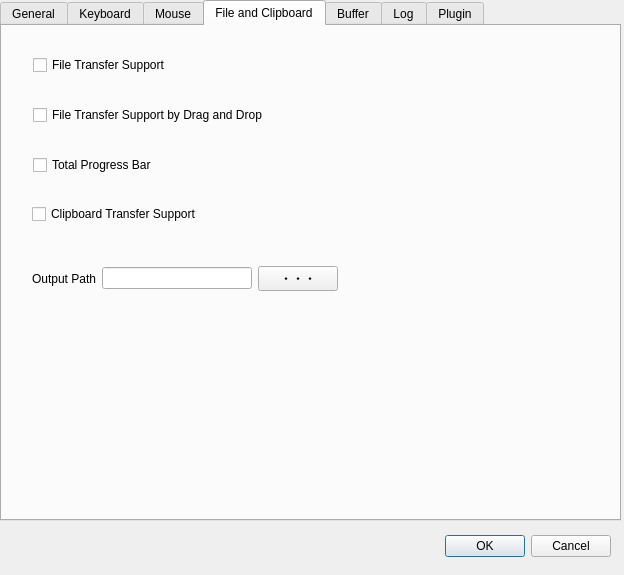
Old version of the form src/GUI/preference_dialog.ui in the repository funfun-dc5/qtbrynhildr.
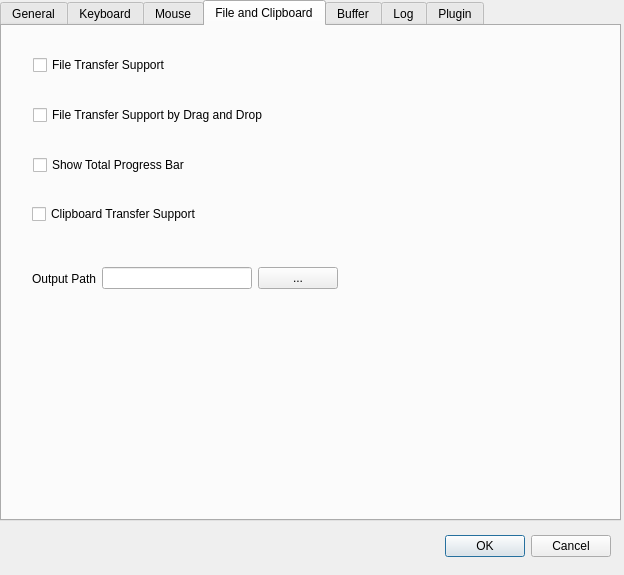
New version of the form. The open tabs and pages were chosen to show the change.

Commit message: fixed widget name for preference dialog

Diff of the .ui file:
```diff
--- a/src/GUI/preference_dialog.ui
+++ b/src/GUI/preference_dialog.ui
@@ -305,7 +305,7 @@
       <item>
        <widget class="QPushButton" name="pushButton_outputPath">
         <property name="text">
-         <string>・・・</string>
+         <string>...</string>
         </property>
        </widget>
       </item>
@@ -347,7 +347,7 @@
       </rect>
      </property>
      <property name="text">
-      <string>Total Progress Bar</string>
+      <string>Show Total Progress Bar</string>
      </property>
     </widget>
     <widget class="QCheckBox" name="checkBox_ClipbordTransferSupport">
```
Left out of the diff: 38 changed lines with no effect on the pictures.
